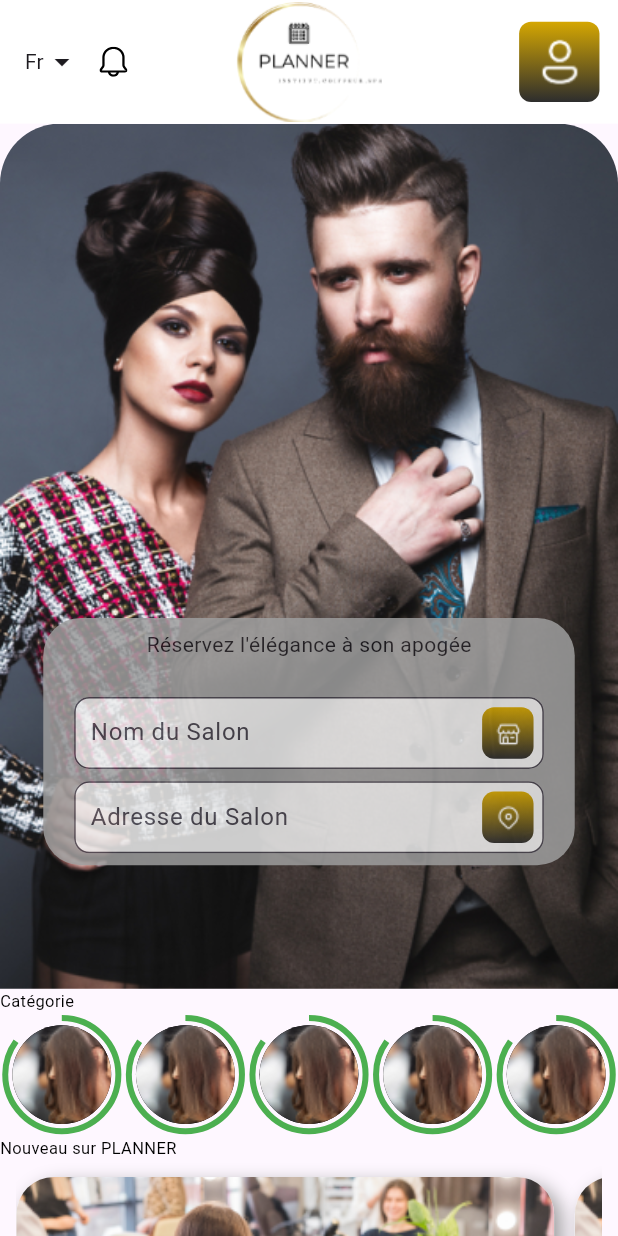
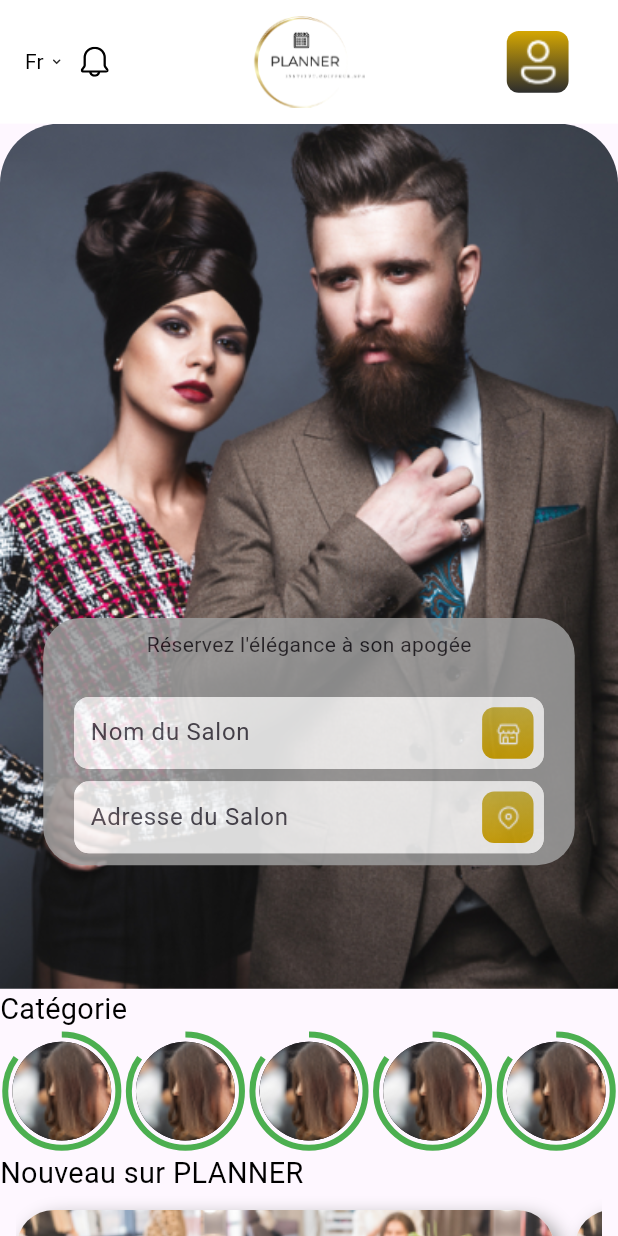
Before and after one commit to MajjaneAgence/shayplanner, a Flutter app: the HomeScreen screen opened by its route, on a phone screen of 412 x 824 dp. Run offline on Flutter 3.47's test engine with Material 3 defaults, Android fonts, the light colour scheme and no system bars; our stand-ins replace flutter_svg, get; Roboto replaces fonts that are missing (Montserrat-regular); statements that could not run were skipped; project files that could hold a hidden picture were left out.

Commit message:
home/shops screens 12/02/2024

```diff
--- a/lib/components/forgot_password/forgot_password_screen.dart
+++ b/lib/components/forgot_password/forgot_password_screen.dart
@@ -1,4 +1,5 @@
 import 'package:shayplanner/theme/theme_button.dart';
+import 'package:shayplanner/theme/theme_colors.dart';
 import 'package:shayplanner/theme/theme_input.dart';
 import 'package:shayplanner/theme/theme_text.dart';
 import 'package:shayplanner/tools/extension.dart';
@@ -47,7 +48,7 @@ class ForgotPasswordScreen extends StatelessWidget {
                           //ThemeText is a widget that we created to unify all the text across the app
                           //and at the same time avoid repeating code for widget
                           ThemeText(
-                              theText: "tr_enter_email_to_receive_code".tr),
+                              theText: "tr_enter_email_to_receive_code".tr,theColor: black,thefontSize: 14.0.sp,),
                           // this the form that contains the Email and the send button for email reset
                           Form(
                             key: forgotPasswordController.formKey,
@@ -92,7 +93,7 @@ class ForgotPasswordScreen extends StatelessWidget {
                           //ThemeText is a widget that we created to unify all the text across the app
                           //and at the same time avoid repeating code for widget
                           ThemeText(
-                              theText: "tr_enter_phone_to_receive_code".tr),
+                              theText: "tr_enter_phone_to_receive_code".tr,theColor: black,thefontSize: 14.0.sp,),
                           Form(
                             key: forgotPasswordController.formKey,
                             child: Column(children: [
--- a/lib/components/home/home_screen.dart
+++ b/lib/components/home/home_screen.dart
@@ -1,7 +1,9 @@
 import 'dart:math';
 
 import 'package:shayplanner/components/home/home_controller.dart';
+import 'package:shayplanner/theme/theme_app_bar.dart';
 import 'package:shayplanner/theme/theme_button.dart';
+import 'package:shayplanner/theme/theme_colors.dart';
 import 'package:shayplanner/theme/theme_grad_container.dart';
 import 'package:shayplanner/theme/theme_input.dart';
 import 'package:shayplanner/theme/theme_text.dart';
@@ -30,27 +32,6 @@ class HomeScreen extends StatelessWidget {
             padding: EdgeInsets.only(left: 4.0.wp),
             child: Row(
               children: [
-                // InkWell(
-                //   onTap: () {
-                //     homeController.showLanguageDropDown();
-                //   },
-                //   child:
-                //    RichText(
-                //     text: TextSpan(
-                //       children: [
-                //         const TextSpan(
-                //             text: "Fr ", style: TextStyle(color: Colors.black)),
-                //         WidgetSpan(
-                //           child: SvgPicture.asset(
-                //             "assets/icons/drop_down.svg",
-                //             width: 6,
-                //             height: 6,
-                //           ),
-                //         ),
-                //       ],
-                //     ),
-                //   ),
-                // ),
                 Obx(
                   () => PopupMenuButton<String>(
                     position: PopupMenuPosition.under,
@@ -77,9 +58,13 @@ class HomeScreen extends StatelessWidget {
                       mainAxisSize: MainAxisSize.min,
                       children: <Widget>[
                         homeController.selectedLanguage.value == "Fr"
-                            ? Text("Fr")
-                            : Text("An"),
-                        Icon(Icons.arrow_drop_down),
+                            ? Text(
+                                "Fr",
+                                style: TextStyle(color: Colors.black),
+                              )
+                            : Text("An", style: TextStyle(color: Colors.black)),
+                        SizedBox(width: 4.0.sp),
+                        SvgPicture.asset("assets/icons/drop_down.svg"),
                       ],
                     ),
                     onSelected: (v) {
@@ -105,14 +90,16 @@ class HomeScreen extends StatelessWidget {
         leadingWidth: 25.0.wp,
         title: Image.asset(
           "assets/images/logo.png",
-          width: 100,
-          height: 80,
+          width: 9.0.hp,
+          height: 9.0.hp,
         ),
         centerTitle: true,
         actions: [
           ThemeGradContainer(
-              theWith: 13.0.wp,
-              theHeight: 13.0.wp,
+              theWith: 5.0.hp,
+              theHeight: 5.0.hp,
+              theMargin: 2.5.hp,
+              theLinearGradient: greyYellowLinearGradient,
               theContent: Image.asset(
                 "assets/icons/user.png",
               )),
@@ -183,11 +170,13 @@ class HomeScreen extends StatelessWidget {
                               theHeight: 3.0.wp,
                               theWith: 3.0.wp,
                               theMargin: 5.0.sp,
+                              theLinearGradient: yellowFadeGradient,
                               theContent: Image.asset(
                                 "assets/icons/shop.png",
                                 color: Colors.white,
                               ),
                             ),
+                             theFloatingLabelBehaviour:  FloatingLabelBehavior.never,
                           ),
                           SizedBox(height: 1.0.hp),
                           ThemeInput(
@@ -200,17 +189,19 @@ class HomeScreen extends StatelessWidget {
                             theIconWidget: ThemeGradContainer(
                               theHeight: 3.0.wp,
                               theWith: 3.0.wp,
+                              theLinearGradient: yellowFadeGradient,
                               theMargin: 5.0.sp,
                               theContent: Image.asset(
                                 "assets/icons/localization.png",
                               ),
                             ),
+                            theFloatingLabelBehaviour:  FloatingLabelBehavior.never,
                           ),
                         ]),
                   ),
                 ),
               ),
-              ThemeText(theText: "Catégorie"),
+              ThemeText(theText: "Catégorie",theColor: black,thefontSize: 14.0.sp,),
               SizedBox(
                 height: 10.0.hp,
                 child: ListView(
@@ -374,7 +365,7 @@ class HomeScreen extends StatelessWidget {
                   ],
                 ),
               ),
-              ThemeText(theText: "Nouveau sur PLANNER"),
+              ThemeText(theText: "Nouveau sur PLANNER", theColor: black,thefontSize: 14.0.sp,),
               Container(
                 height: 35.0.hp,
                 margin: EdgeInsets.symmetric(horizontal: 8.0.sp),
@@ -384,23 +375,7 @@ class HomeScreen extends StatelessWidget {
                     Container(
                       height: 25.0.hp,
                       margin: EdgeInsets.symmetric(vertical: 8.0.sp),
-                      decoration: BoxDecoration(boxShadow: [
-                        BoxShadow(
-                          color: Colors.grey,
-                          offset: const Offset(
-                            5.0,
-                            5.0,
-                          ),
-                          blurRadius: 10.0,
-                          //spreadRadius: 2.0,
-                        ), //BoxShadow
-                        BoxShadow(
-                          color: const Color.fromRGBO(255, 255, 255, 1),
-                          offset: const Offset(0.0, 0.0),
-                          blurRadius: 0.0,
-                          spreadRadius: 0.0,
-                        ), //BoxShadow
-                      ], borderRadius: BorderRadius.circular(25)),
+                      decoration: BoxDecoration(boxShadow:themeBoxShadowCard, borderRadius: BorderRadius.circular(25)),
                       child: Column(children: [
                         Expanded(
                           flex: 6,
@@ -433,6 +408,7 @@ class HomeScreen extends StatelessWidget {
                                     theWith: 7.0.wp,
                                     theHeight: 7.0.wp,
                                     thePadding: 4.0.sp,
+                                    theLinearGradient: greyYellowLinearGradient,
                                     theContent: SvgPicture.asset(
                                       "assets/icons/arrow_right.svg",
                                     )),
@@ -464,23 +440,7 @@ class HomeScreen extends StatelessWidget {
                     Container(
                       height: 25.0.hp,
                       margin: EdgeInsets.symmetric(vertical: 8.0.sp),
-                      decoration: BoxDecoration(boxShadow: [
-                        BoxShadow(
-                          color: Colors.grey,
-                          offset: const Offset(
-                            5.0,
-                            5.0,
-                          ),
-                          blurRadius: 10.0,
-                          //spreadRadius: 2.0,
-                        ), //BoxShadow
-                        BoxShadow(
-                          color: Colors.white,
-                          offset: const Offset(0.0, 0.0),
-                          blurRadius: 0.0,
-                          spreadRadius: 0.0,
-                        ), //BoxShadow
-                      ], borderRadius: BorderRadius.circular(25)),
+                      decoration: BoxDecoration(boxShadow:themeBoxShadowCard, borderRadius: BorderRadius.circular(25)),
                       child: Column(children: [
                         Expanded(
                           flex: 6,
@@ -513,6 +473,7 @@ class HomeScreen extends StatelessWidget {
                                     theWith: 7.0.wp,
                                     theHeight: 7.0.wp,
                                     thePadding: 4.0.sp,
+                                    theLinearGradient: greyYellowLinearGradient,
                                     theContent: SvgPicture.asset(
                                       "assets/icons/arrow_right.svg",
                                     )),
--- a/lib/components/login/login_controller.dart
+++ b/lib/components/login/login_controller.dart
@@ -3,6 +3,7 @@ import 'package:shayplanner/components/home/home_screen.dart';
 import 'package:shayplanner/components/register/register_screen.dart';
 import 'package:flutter/material.dart';
 import 'package:get/get.dart';
+import 'package:shayplanner/components/shops/shops_screen.dart';
 
 class LoginController extends GetxController {
   final formKey = GlobalKey<FormState>();
@@ -39,7 +40,9 @@ class LoginController extends GetxController {
     await Future.delayed(const Duration(seconds: 3));
     isLoading.value = false;
     isLoading.refresh();
-    Get.toNamed(HomeScreen.routename);
+    //Get.toNamed(HomeScreen.routename);
+    Get.toNamed(ShopsScreen.routename);
+
   }
 
   goToRestPassword() {
--- a/lib/components/register/register_screen.dart
+++ b/lib/components/register/register_screen.dart
@@ -4,6 +4,7 @@ import 'package:get/get.dart';
 
 import 'package:shayplanner/components/register/register_controller.dart';
 import 'package:shayplanner/theme/theme_button.dart';
+import 'package:shayplanner/theme/theme_colors.dart';
 import 'package:shayplanner/theme/theme_input.dart';
 import 'package:shayplanner/theme/theme_text.dart';
 import 'package:shayplanner/tools/extension.dart';
@@ -26,7 +27,9 @@ class RegisterScreen extends StatelessWidget {
           child: Column(
             children: [
               SizedBox(height: 10.0.hp),
-              ThemeText(theText: "tr_create_account_by_filling_inputs".tr),
+              ThemeText(theText: "tr_create_account_by_filling_inputs".tr,
+              theColor: black,
+              thefontSize: 8.0.sp,),
               Form(
                   key: registerController.formKey,
                   child: Column(children: [
--- a/lib/routes/routes.dart
+++ b/lib/routes/routes.dart
@@ -3,6 +3,7 @@ import 'package:shayplanner/components/home/home_screen.dart';
 import 'package:shayplanner/components/login/login_screen.dart';
 import 'package:shayplanner/components/register/register_screen.dart';
 import 'package:get/get.dart';
+import 'package:shayplanner/components/shops/shops_screen.dart';
 
 var router = [
   GetPage(
@@ -21,4 +22,8 @@ var router = [
     name: HomeScreen.routename,
     page: () => HomeScreen(),
   ),
+   GetPage(
+    name: ShopsScreen.routename,
+    page: () => ShopsScreen(),
+  ),
 ];
--- /dev/null
+++ b/lib/theme/theme_colors.dart
@@ -0,0 +1,111 @@
+import 'package:flutter/material.dart';
+import 'dart:math' as math;
+
+Color black = Colors.black;
+Color white = Colors.white;
+Color lightYellow = Color(0xFFFBF6EA);
+Color yellow = Color(0xFFD5A702);
+Color grey = Color(0xFF2D2D2D);
+const BoxShadow themeBoxShadowInput = BoxShadow(
+  color: Color.fromARGB(255, 224, 217, 217),
+  offset: Offset(
+    1.0,
+    5.0,
+  ),
+  blurRadius: 5.0,
+  spreadRadius: 2.0,
+);
+const List<BoxShadow> themeBoxShadowCard = [
+  BoxShadow(
+    color: Colors.grey,
+    offset: const Offset(
+      5.0,
+      5.0,
+    ),
+    blurRadius: 10.0,
+    //spreadRadius: 2.0,
+  ), //BoxShadow
+  BoxShadow(
+    color: const Color.fromRGBO(255, 255, 255, 1),
+    offset: const Offset(0.0, 0.0),
+    blurRadius: 0.0,
+    spreadRadius: 0.0,
+  ), //BoxShadow
+];
+const LinearGradient greyYellowLinearGradient = LinearGradient(
+  colors: [
+    Color(0xFFD5A702), // D5A702
+    Color(0xFF2D2D2D), // 2D2D2D
+  ],
+  begin: Alignment.topCenter,
+  end: Alignment.bottomCenter,
+);
+const LinearGradient yellowFadeGradient = LinearGradient(
+  colors: [
+    Color(0xFFCFB83F), // D5A702
+    Color(0xFFD5A702), // 2D2D2D
+  ],
+  begin: Alignment.topCenter,
+  end: Alignment.bottomCenter,
+);
+// Color darkGrey = const Color(0xff707070);
+// Color labelGrey = const Color(0xff9D9D9D);
+// Color lightgrey = const Color(0xffE8E8E8);
+// Color stepGrey = const Color(0xffC7C7C7);
+// Color lightGreyStep = const Color(0xffEFEFEF);
+// Color borderGrey = const Color(0xffCCCCCC);
+// Color tableTextGrey = const Color(0xff999999);
+// Color greyBorderRecap = const Color(0xffE8E8E8);
+// //red
+// Color red = const Color(0xffC83223);
+// Color flashRed = const Color(0xffDB180D);
+// Color cancelRed = const Color(0xffE63946);
+
+// //blue
+// Color blue = const Color(0xff056195);
+// Color darkBlue = const Color(0xff03314B);
+
+// //yellow
+
+// Color starYellow = const Color(0xffFFC107);
+// Color waitYellow = const Color(0xffE9C46A);
+
+// //black
+
+// Color lightBlack = const Color(0xff333333);
+
+// //green
+
+// Color green = const Color(0xff588157);
+
+// //primary color
+
+// Color orange = const Color(0xffEC672A);
+// Color yellow = const Color(0xffFAB71C);
+// Color purple = const Color(0xff56348B);
+// Color grey = const Color(0xffEDEDEE);
+// Color greyBorder = const Color(0xffF2F2F2);
+// Color greyTabbar = const Color(0xffF7F8F9);
+
+// //Card color
+// Color lightbeige = const Color(0xffFEF6E3);
+// Color lightpink = const Color(0xffFCECE5);
+// Color lightpurple = const Color(0xffEAE6F1);
+// SweepGradient sweepGradient = SweepGradient(
+//   transform: const GradientRotation(-math.pi / 4),
+//   colors: [
+//     purple,
+//     orange,
+//     yellow,
+//     purple,
+//   ],
+// );
+// Gradient sweepGradientBottomBar = const SweepGradient(
+//   center: FractionalOffset(193.5 / 360, 53.5 / 360),
+//           colors: [
+//             Color(0xFF56348B),
+//             Color(0xFFFAB71C),
+//             Color(0xFFEC672A),
+//           ],
+//           stops: [0, 0.677, 1],
+// );
--- a/lib/theme/theme_grad_container.dart
+++ b/lib/theme/theme_grad_container.dart
@@ -4,16 +4,18 @@ class ThemeGradContainer extends StatelessWidget {
   final double theWith;
   final double theHeight;
   final double? theMargin;
+  final LinearGradient theLinearGradient;
   final double? thePadding;
   final Widget? theContent;
-  const ThemeGradContainer(
-      {Key? key,
-      required this.theWith,
-      required this.theHeight,
-      this.theContent,
-      this.theMargin,
-      this.thePadding})
-      : super(key: key);
+  const ThemeGradContainer({
+    Key? key,
+    required this.theWith,
+    required this.theHeight,
+    this.theMargin,
+    required this.theLinearGradient,
+    this.thePadding,
+    this.theContent,
+  }) : super(key: key);
   @override
   Widget build(BuildContext context) {
     return Container(
@@ -23,14 +25,7 @@ class ThemeGradContainer extends StatelessWidget {
       padding: EdgeInsets.all(thePadding ?? 0),
       decoration: BoxDecoration(
         borderRadius: BorderRadius.circular(8.0),
-        gradient: LinearGradient(
-          colors: [
-            Color(0xFFD5A702), // D5A702
-            Color(0xFF2D2D2D), // 2D2D2D
-          ],
-          begin: Alignment.topCenter,
-          end: Alignment.bottomCenter,
-        ),
+        gradient: theLinearGradient,
       ),
       child: theContent,
     );
--- a/lib/theme/theme_input.dart
+++ b/lib/theme/theme_input.dart
@@ -1,22 +1,25 @@
 import 'package:flutter/material.dart';
 import 'package:flutter_svg/flutter_svg.dart';
 import 'package:get/get.dart';
+import 'package:shayplanner/theme/theme_colors.dart';
 
 class ThemeInput extends StatelessWidget {
-  String theLabelText;
+  String? theLabelText;
   String theHintText;
   TextEditingController theTextEditingController;
   Function theValidation;
   Widget? theIconWidget;
   double theContentPadding;
+  FloatingLabelBehavior? theFloatingLabelBehaviour;
   ThemeInput(
       {Key? key,
-      required this.theLabelText,
+      this.theLabelText,
       required this.theHintText,
       required this.theTextEditingController,
       required this.theValidation,
       this.theIconWidget,
-      required this.theContentPadding})
+      required this.theContentPadding,
+      this.theFloatingLabelBehaviour})
       : super(key: key);
   @override
   Widget build(BuildContext context) {
@@ -27,15 +30,28 @@ class ThemeInput extends StatelessWidget {
         return result;
       },
       decoration: InputDecoration(
-        labelText: theLabelText,
+        labelText: theLabelText ?? '',
         hintText: theHintText,
+       floatingLabelBehavior: theFloatingLabelBehaviour ??  FloatingLabelBehavior.auto ,
         contentPadding: EdgeInsets.all(theContentPadding),
         border: OutlineInputBorder(
           borderRadius: BorderRadius.circular(10.0),
         ),
-        fillColor: Colors.grey[200],
+        fillColor: white,
         filled: true,
         suffixIcon: theIconWidget,
+        enabledBorder: OutlineInputBorder(
+          borderRadius: BorderRadius.circular(10),
+          borderSide: const BorderSide(
+            color: Colors.white,
+          ),
+        ),
+        focusedBorder: OutlineInputBorder(
+          borderRadius: BorderRadius.circular(10),
+          borderSide: const BorderSide(
+            color: Colors.white,
+          ),
+        ),
       ),
     );
   }
--- a/lib/theme/theme_text.dart
+++ b/lib/theme/theme_text.dart
@@ -3,17 +3,29 @@ import 'package:shayplanner/tools/extension.dart';
 
 class ThemeText extends StatelessWidget {
   String theText;
+  double thefontSize;
+  Color theColor;
+  FontWeight? theFontWeight;
+  int? theMaxOfLines;
   ThemeText({
     Key? key,
     required this.theText,
+    required this.thefontSize,
+    required this.theColor,
+   this.theFontWeight,
+   this.theMaxOfLines
   }) : super(key: key);
   @override
   Widget build(BuildContext context) {
     return Text(
       theText,
+      overflow: TextOverflow.ellipsis,
+      maxLines: theMaxOfLines ?? 2,
       style: TextStyle(
-        color: Colors.black,
-        fontSize: 8.0.sp,
+        color: theColor,
+        fontSize: thefontSize,
+        fontFamily: "Montserrat-regular",
+        fontWeight: theFontWeight ?? FontWeight.normal,
       ),
     );
   }
```
Also changed, not shown: lib/components/shops/shops_controller.dart (added, +65 -0 lines), lib/components/shops/shops_screen.dart (added, +271 -0 lines), lib/main.dart (+7 -0 lines), lib/theme/theme_app_bar.dart (added, +38 -0 lines), pubspec.yaml (+7 -1 lines), assets/fonts/Montserrat-Bold.ttf (added), assets/fonts/Montserrat-Italic-VariableFont_wght.ttf (added), assets/fonts/Montserrat-Regular.ttf (added), assets/icons/arrow_left.svg (added), assets/icons/magnifying_glass.svg (added), lib/components/shops/shops_service.dart (added).
